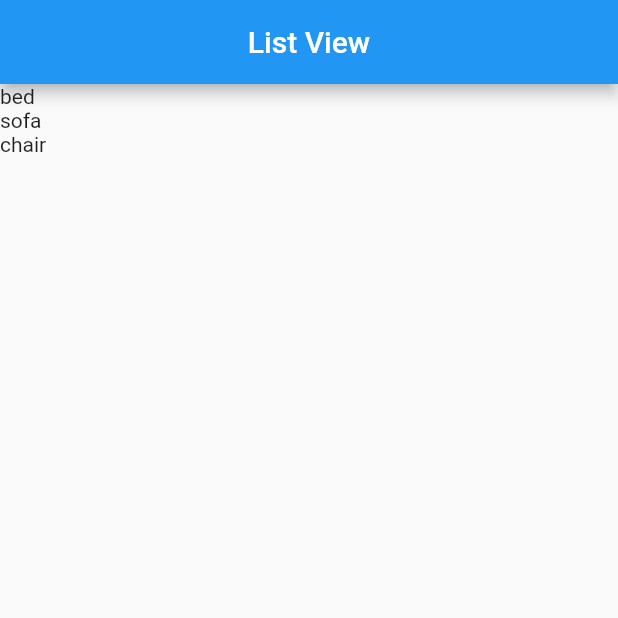
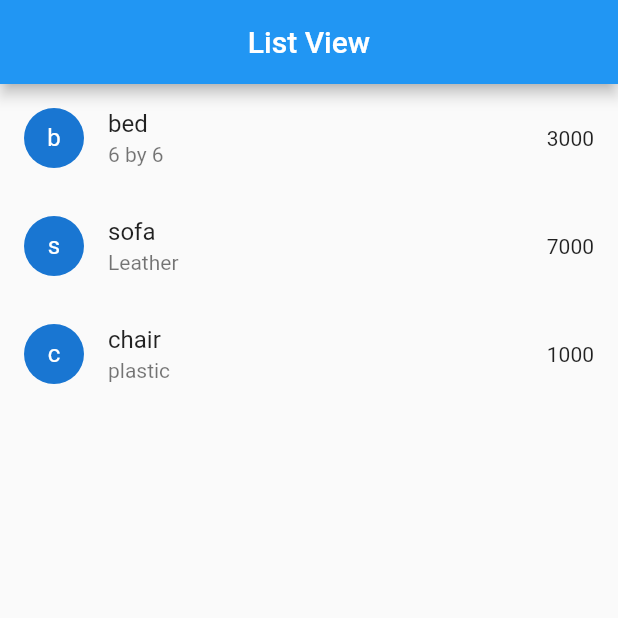
Before and after one commit to Kim-Onesmus/learning-flutter, a Flutter app: the screen it shows after launch, on a phone screen of 412 x 824 dp, the top half of it. Run offline on Flutter 3.47's test engine with Material 2 defaults, Android fonts, the phone set to English and light mode, and no system bars.

Commit message:
listview

```diff
--- a/lib/screens/listview.dart
+++ b/lib/screens/listview.dart
@@ -20,7 +20,12 @@ class LV extends StatelessWidget {
         child: ListView.builder(
           itemCount: products.length,
           itemBuilder: (context, index) {
-            return Text(products[index]);
+            return ListTile(
+              leading: CircleAvatar(child: Text(products[index][0]),),
+              title: Text(products[index]),
+              subtitle: Text(productDetails[index]),
+              trailing: Text(price[index].toString()),
+            );
           },
         ),
       ),
```
